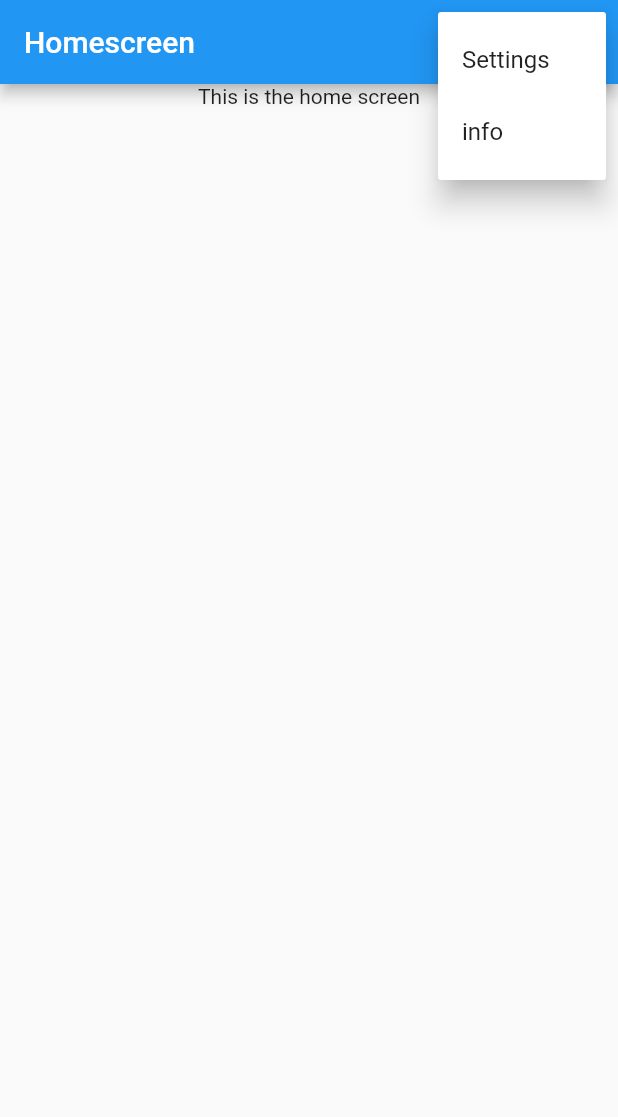
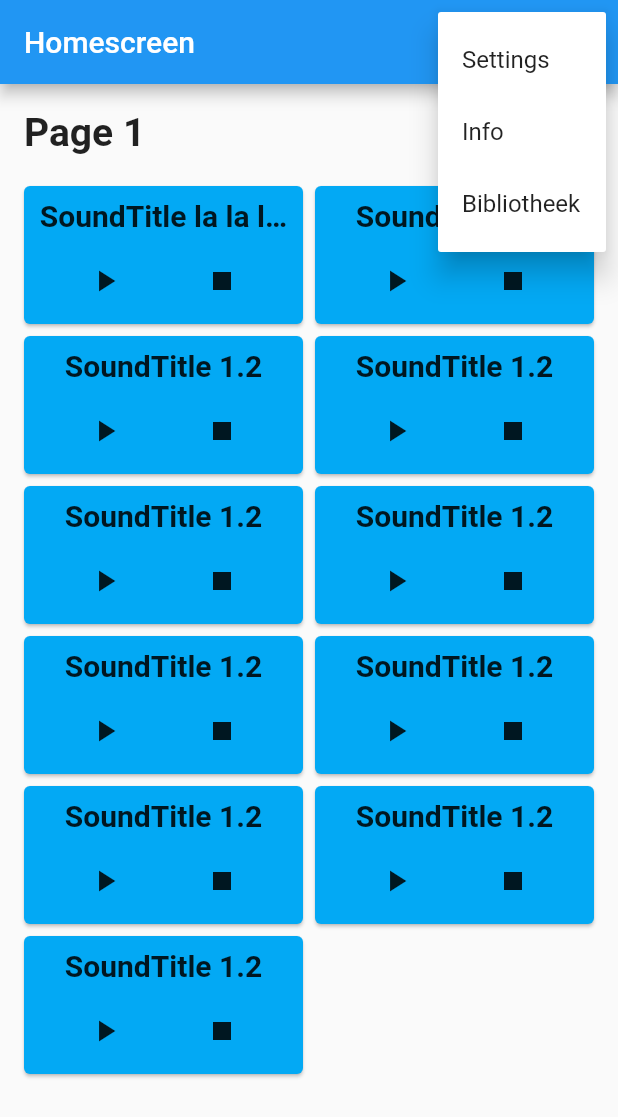
Before and after one commit to ArneDuyver/RutgerhofApp, a Flutter app: the screen it shows after launch, after a tap on the "more vert" icon, on a phone screen of 412 x 824 dp. Shown: the top 1117 px of the screen. Run offline on Flutter 3.47's test engine with Material 2 defaults, Android fonts, the phone set to English and light mode, and no system bars.

Commit message:
SoundCard, PageView added

```diff
--- a/lib/main.dart
+++ b/lib/main.dart
@@ -1,4 +1,5 @@
 import 'package:flutter/material.dart';
+import 'package:my_own_soundboard/screens/library/library_screen.dart';
 
 import './screens/home_screen/home_screen.dart';
 import './screens/info_screen/info_screen.dart';
@@ -13,11 +14,13 @@ class MyApp extends StatelessWidget {
     lang: Strings.nederlands,
   );
 
-  var routes = <String, WidgetBuilder>{
+  final routes = <String, WidgetBuilder>{
     InfoScreen.routeName: (BuildContext context) =>
         new InfoScreen(title: strings.infoScreenTitle),
     MyHomePage.routeName: (BuildContext context) =>
         new MyHomePage(title: strings.homeScreenTitle),
+    LibraryScreen.routeName: (BuildContext context) =>
+        new LibraryScreen(title: strings.libraryScreenTitle),
   };
 
   @override
--- a/lib/models/model.dart
+++ b/lib/models/model.dart
@@ -0,0 +1,80 @@
+import 'package:my_own_soundboard/models/sound_item.dart';
+
+class Model {
+  static const String pageTitleKey = "pageTitle";
+  static const String pageSoundsListKey = "pageSoundLists";
+
+  static Model _instance;
+
+  List<SoundItem> library;
+  List<Map> pages;
+
+  Model() {
+    library = [];
+    pages = [];
+  }
+
+  //TODO: delete
+  static Model getExampleInstance() {
+    Model example = Model();
+    example.addSoundToLibrary(
+        SoundItem("SoundPath 1.1", "SoundTitle la la la lalalalalala 1.1"));
+    example.addSoundToLibrary(SoundItem("SoundPath 1.2", "SoundTitle 1.2"));
+    example.addSoundToLibrary(SoundItem("SoundPath 2.1", "SoundTitle 2.1"));
+    example.addSoundToLibrary(SoundItem("SoundPath 2.2", "SoundTitle 2.2"));
+    example.addSoundToLibrary(SoundItem("SoundPath 1.2", "SoundTitle 1.2"));
+    example.addSoundToLibrary(SoundItem("SoundPath 1.2", "SoundTitle 1.2"));
+    example.addSoundToLibrary(SoundItem("SoundPath 1.2", "SoundTitle 1.2"));
+    example.addSoundToLibrary(SoundItem("SoundPath 1.2", "SoundTitle 1.2"));
+    example.addSoundToLibrary(SoundItem("SoundPath 1.2", "SoundTitle 1.2"));
+    example.addSoundToLibrary(SoundItem("SoundPath 1.2", "SoundTitle 1.2"));
+    example.addSoundToLibrary(SoundItem("SoundPath 1.2", "SoundTitle 1.2"));
+    example.addSoundToLibrary(SoundItem("SoundPath 1.2", "SoundTitle 1.2"));
+    example.addSoundToLibrary(SoundItem("SoundPath 1.2", "SoundTitle 1.2"));
+
+    example.createNewPage("Page 1");
+    example.addSoundToPage(0, example.library[0]);
+    example.addSoundToPage(0, example.library[1]);
+    example.addSoundToPage(0, example.library[4]);
+    example.addSoundToPage(0, example.library[5]);
+    example.addSoundToPage(0, example.library[6]);
+    example.addSoundToPage(0, example.library[7]);
+    example.addSoundToPage(0, example.library[8]);
+    example.addSoundToPage(0, example.library[9]);
+    example.addSoundToPage(0, example.library[10]);
+    example.addSoundToPage(0, example.library[11]);
+    example.addSoundToPage(0, example.library[12]);
+
+    example.createNewPage("Page 2");
+    example.addSoundToPage(1, example.library[2]);
+    example.addSoundToPage(1, example.library[3]);
+    return example;
+  }
+
+  void addSoundToLibrary(SoundItem soundItem) {
+    library.add(soundItem);
+  }
+
+  void createNewPage(String title) {
+    pages.add({
+      pageTitleKey: title,
+      pageSoundsListKey: [],
+    });
+  }
+
+  void deletePage(int index) {
+    pages.removeAt(index);
+  }
+
+  void addSoundToPage(int pageIndex, SoundItem sound) {
+    pages[pageIndex][pageSoundsListKey].add(sound);
+  }
+
+  void removeSoundFromPage(int pageIndex, SoundItem sound) {
+    pages[pageIndex][pageSoundsListKey].remove(sound);
+  }
+
+  void changePageName(int pageIndex, String newName) {
+    pages[pageIndex][pageTitleKey] = newName;
+  }
+}
--- /dev/null
+++ b/lib/models/sound_item.dart
@@ -0,0 +1,13 @@
+class SoundItem {
+  String _filepath, _soundName;
+
+  SoundItem(this._filepath, this._soundName);
+
+  String get filepath {
+    return _filepath;
+  }
+
+  String get soundName {
+    return _soundName;
+  }
+}
--- a/lib/screens/home_screen/home_screen.dart
+++ b/lib/screens/home_screen/home_screen.dart
@@ -1,6 +1,8 @@
 import 'package:flutter/material.dart';
-import 'package:my_own_soundboard/screens/info_screen/info_screen.dart';
+
+import 'package:my_own_soundboard/screens/home_screen/sound_page.dart';
 import 'package:my_own_soundboard/screens/widgets/menu.dart';
+import 'package:my_own_soundboard/models/model.dart';
 
 class MyHomePage extends StatefulWidget {
   static const String routeName = "/MyHomePage";
@@ -16,27 +18,17 @@ class MyHomePage extends StatefulWidget {
 class _MyHomePageState extends State<MyHomePage> {
   @override
   Widget build(BuildContext context) {
+    final Model _model = Model.getExampleInstance();
+
     return Scaffold(
       appBar: AppBar(
         title: Text(widget.title),
         actions: <Widget>[
-          IconButton(
-            icon: Icon(Icons.info),
-            onPressed: () {
-              Navigator.pushReplacementNamed(context, InfoScreen.routeName);
-            },
-          ),
           Menu(),
         ],
       ),
-      //TODO: make it pretty
-      body: Column(
-        children: <Widget>[
-          Center(
-            child: Text("This is the home screen"),
-          ),
-        ],
-      ),
+      //TODO: wrap in PageView(index) and add pages automatically
+      body: SoundPage(_model.pages[0]),
     );
   }
 }
--- /dev/null
+++ b/lib/screens/home_screen/sound_card.dart
@@ -0,0 +1,57 @@
+import 'package:flutter/material.dart';
+import 'package:my_own_soundboard/models/sound_item.dart';
+
+class SoundCard extends StatefulWidget {
+  SoundItem _sound;
+
+  SoundCard(this._sound, {Key key}) : super(key: key);
+
+  @override
+  _SoundCardState createState() => _SoundCardState();
+}
+
+class _SoundCardState extends State<SoundCard> {
+  @override
+  Widget build(BuildContext context) {
+    return Container(
+      width: 194,
+      height: 100,
+      child: Card(
+        color: Colors.lightBlue,
+        child: Column(
+          children: <Widget>[
+            Container(
+              child: Text(
+                widget._sound.soundName,
+                overflow: TextOverflow.ellipsis,
+                textAlign: TextAlign.center,
+                style: new TextStyle(
+                  fontSize: 20.0,
+                  fontWeight: FontWeight.bold,
+                ),
+              ),
+              padding: EdgeInsets.all(8.0),
+            ),
+            Container(
+              child: Row(
+                mainAxisAlignment: MainAxisAlignment.spaceEvenly,
+                children: <Widget>[
+                  IconButton(
+                    icon: Icon(Icons.play_arrow),
+                    //TODO:
+                    onPressed: () {},
+                  ),
+                  IconButton(
+                    icon: Icon(Icons.stop),
+                    //TODO:
+                    onPressed: () {},
+                  ),
+                ],
+              ),
+            ),
+          ],
+        ),
+      ),
+    );
+  }
+}
--- /dev/null
+++ b/lib/screens/home_screen/sound_page.dart
@@ -0,0 +1,61 @@
+import 'package:flutter/material.dart';
+import 'package:my_own_soundboard/models/model.dart';
+import 'package:my_own_soundboard/models/sound_item.dart';
+import 'package:my_own_soundboard/screens/home_screen/sound_card.dart';
+
+class SoundPage extends StatefulWidget {
+  final _page;
+
+  SoundPage(this._page, {Key key}) : super(key: key);
+
+  @override
+  _SoundPageState createState() => _SoundPageState();
+}
+
+class _SoundPageState extends State<SoundPage> {
+  @override
+  Widget build(BuildContext context) {
+    var _page = widget._page;
+    return Column(
+      children: <Widget>[
+        Container(
+          padding: EdgeInsets.all(8.0),
+          child: Row(
+            mainAxisAlignment: MainAxisAlignment.spaceBetween,
+            children: [
+              Container(
+                padding: EdgeInsets.fromLTRB(8.0, 8.0, 16.0, 8.0),
+                child: Text(
+                  _page[Model.pageTitleKey],
+                  overflow: TextOverflow.ellipsis,
+                  style: new TextStyle(
+                    fontSize: 26.0,
+                    fontWeight: FontWeight.bold,
+                  ),
+                ),
+              ),
+              IconButton(
+                icon: Icon(Icons.edit),
+                //TODO:
+                onPressed: () {},
+              )
+            ],
+          ),
+        ),
+        Expanded(
+          child: SingleChildScrollView(
+            child: Wrap(
+              direction: Axis.horizontal,
+              children: <Widget>[
+                ...(_page[Model.pageSoundsListKey] as List<dynamic>)
+                    .map((sound) {
+                  return SoundCard(sound);
+                }).toList()
+              ],
+            ),
+          ),
+        ),
+      ],
+    );
+  }
+}
--- a/lib/screens/info_screen/info_screen.dart
+++ b/lib/screens/info_screen/info_screen.dart
@@ -1,5 +1,6 @@
 import 'package:flutter/material.dart';
 import 'package:my_own_soundboard/screens/home_screen/home_screen.dart';
+import 'package:my_own_soundboard/screens/widgets/menu.dart';
 
 class InfoScreen extends StatefulWidget {
   static const String routeName = "/InfoScreen";
@@ -16,7 +17,6 @@ class InfoScreenState extends State<InfoScreen> {
   @override
   Widget build(BuildContext context) {
     return new Scaffold(
-      //TODO: add menu
       appBar: new AppBar(
         title: new Text(widget.title),
         actions: <Widget>[
@@ -26,6 +26,7 @@ class InfoScreenState extends State<InfoScreen> {
               Navigator.pushReplacementNamed(context, MyHomePage.routeName);
             },
           ),
+          Menu(),
         ],
       ),
       body: new Container(),
--- /dev/null
+++ b/lib/screens/library/library_screen.dart
@@ -0,0 +1,43 @@
+import 'package:flutter/material.dart';
+
+import 'package:my_own_soundboard/screens/home_screen/home_screen.dart';
+import 'package:my_own_soundboard/screens/widgets/menu.dart';
+
+class LibraryScreen extends StatefulWidget {
+  static const String routeName = "/LibraryScreen";
+
+  final String title;
+
+  LibraryScreen({Key key, this.title}) : super(key: key);
+
+  @override
+  _LibraryScreenState createState() => _LibraryScreenState();
+}
+
+class _LibraryScreenState extends State<LibraryScreen> {
+  @override
+  Widget build(BuildContext context) {
+    return Scaffold(
+      appBar: AppBar(
+        title: Text(widget.title),
+        actions: <Widget>[
+          IconButton(
+            icon: Icon(Icons.home),
+            onPressed: () {
+              Navigator.pushReplacementNamed(context, MyHomePage.routeName);
+            },
+          ),
+          Menu(),
+        ],
+      ),
+      //TODO: make it pretty
+      body: Column(
+        children: <Widget>[
+          Center(
+            child: Text("This is the LibraryScreen"),
+          ),
+        ],
+      ),
+    );
+  }
+}
--- a/lib/screens/widgets/menu.dart
+++ b/lib/screens/widgets/menu.dart
@@ -1,10 +1,11 @@
 import 'package:flutter/material.dart';
 
 import 'package:my_own_soundboard/screens/info_screen/info_screen.dart';
+import 'package:my_own_soundboard/screens/library/library_screen.dart';
 import 'package:my_own_soundboard/strings.dart';
 
 class Menu extends StatelessWidget {
-  Strings strings = Strings.getInstance(lang: "nl");
+  final Strings strings = Strings.getInstance(lang: "nl");
   BuildContext context;
 
   @override
@@ -29,6 +30,8 @@ class Menu extends StatelessWidget {
       print("u pressed settings");
     } else if (item == strings.menuInfo) {
       Navigator.pushReplacementNamed(context, InfoScreen.routeName);
+    } else if (item == strings.menuLibrary) {
+      Navigator.pushReplacementNamed(context, LibraryScreen.routeName);
     }
   }
 }
--- a/lib/strings.dart
+++ b/lib/strings.dart
@@ -4,25 +4,36 @@ class Strings {
 
   static Strings _instance;
 
-  String appTitle, homeScreenTitle, infoScreenTitle, menuSettings, menuInfo;
+  String appTitle,
+      homeScreenTitle,
+      infoScreenTitle,
+      menuSettings,
+      menuInfo,
+      libraryScreenTitle,
+      menuLibrary;
   List<String> menuItems;
 
   Strings._language(String lang) {
     appTitle = "My Own Soundboard";
     infoScreenTitle = "Info";
-    menuInfo = "info";
+    menuInfo = "Info";
 
     if (lang == nederlands) {
       homeScreenTitle = "Hoofdscherm";
       menuSettings = "Instellingen";
+      libraryScreenTitle = "Bibliotheek";
     } else {
       homeScreenTitle = "Homescreen";
       menuSettings = "Settings";
+      libraryScreenTitle = "Bibliotheek";
     }
+
+    menuLibrary = libraryScreenTitle;
 
     menuItems = <String>[
       menuSettings,
       menuInfo,
+      menuLibrary,
     ];
   }
 
```
